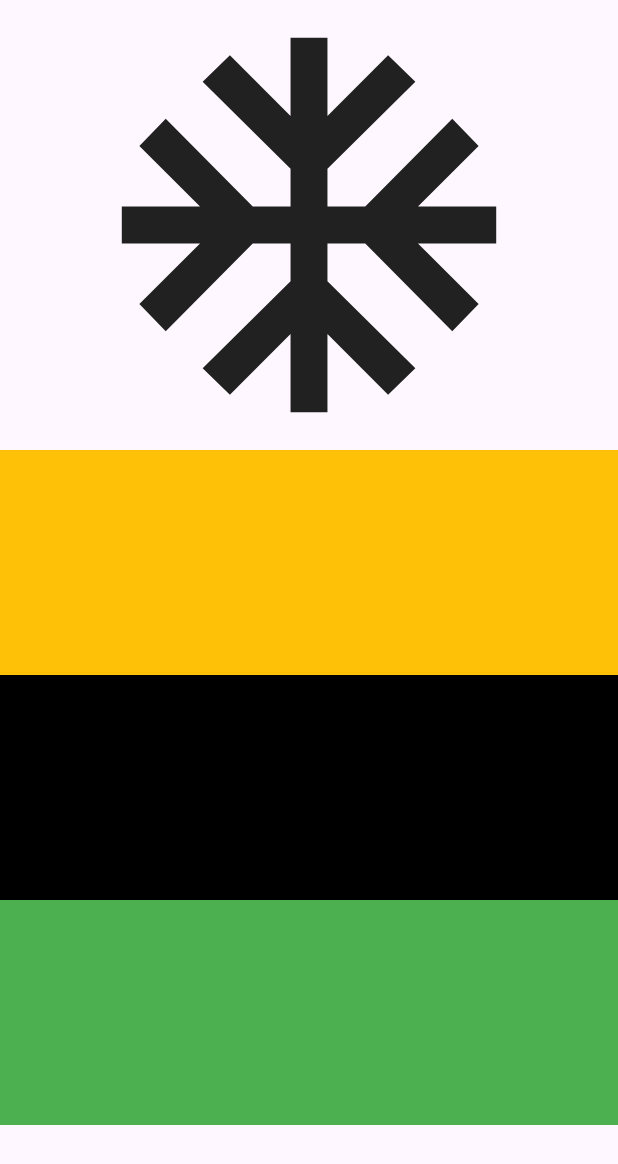
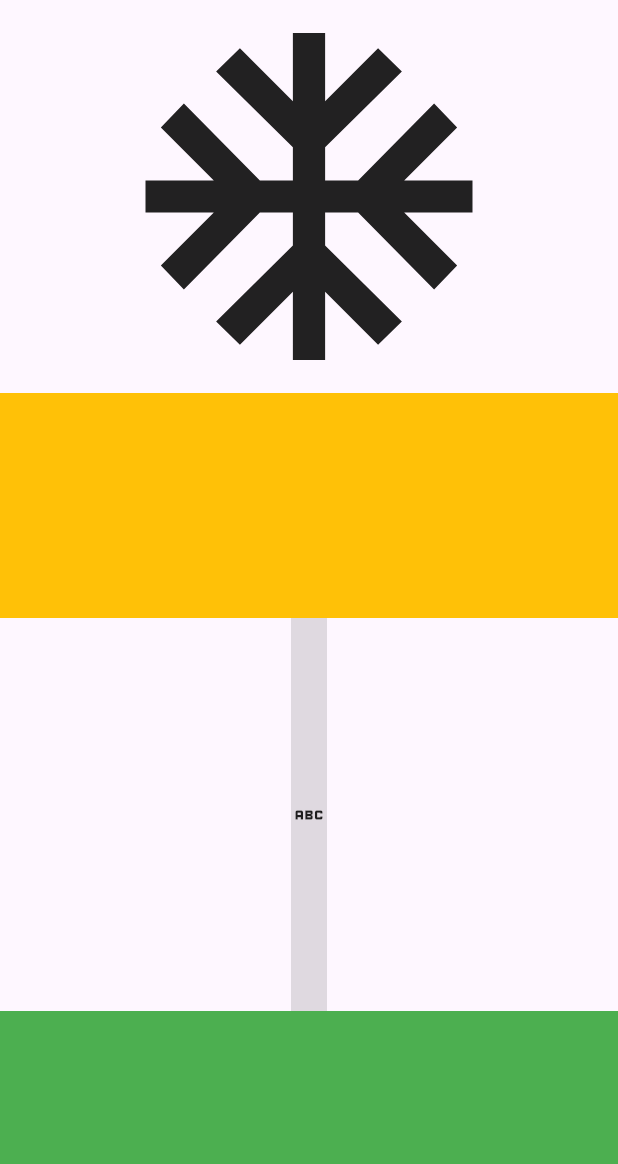
Before and after one commit to Mahmoud-Adel-Ali/Simple-tasks, a Flutter app: the screen it shows after launch, on a phone screen of 412 x 824 dp. Shown: the top 1164 px of the screen. Run offline on Flutter 3.47's test engine with Material 3 defaults, Android fonts, the phone set to English and light mode, and no system bars; our stand-ins replace bloc, flutter_bloc; missing offline and left inert: flutter_barcode_scanner.

Commit message:
fitted box part 1

```diff
--- a/responsive_content/lib/main.dart
+++ b/responsive_content/lib/main.dart
@@ -20,22 +20,34 @@ class MyApp extends StatelessWidget {
     );
   }
 }
+
 class ExpandedExample extends StatelessWidget {
   const ExpandedExample({super.key});
 
   @override
   Widget build(BuildContext context) {
-    return  Scaffold(
+    return Scaffold(
       body: Column(
         children: [
-          Flexible(child: const Icon(Icons.ac_unit , size: 300,)),
+          const Flexible(
+              child: FittedBox(
+                  child: Icon(
+            Icons.ac_unit,
+            size: 300,
+          ))),
           Container(
             color: Colors.amber,
             height: 150,
           ),
-          Container(
-            color: Colors.black,
-            height: 150,
+          Expanded(
+            child: Container(
+              color: Colors.black12,
+              height: 150,
+              child: const FittedBox(
+                fit: BoxFit.scaleDown,
+                child: Icon(Icons.abc),
+              ),
+            ),
           ),
           Container(
             color: Colors.green,
```
